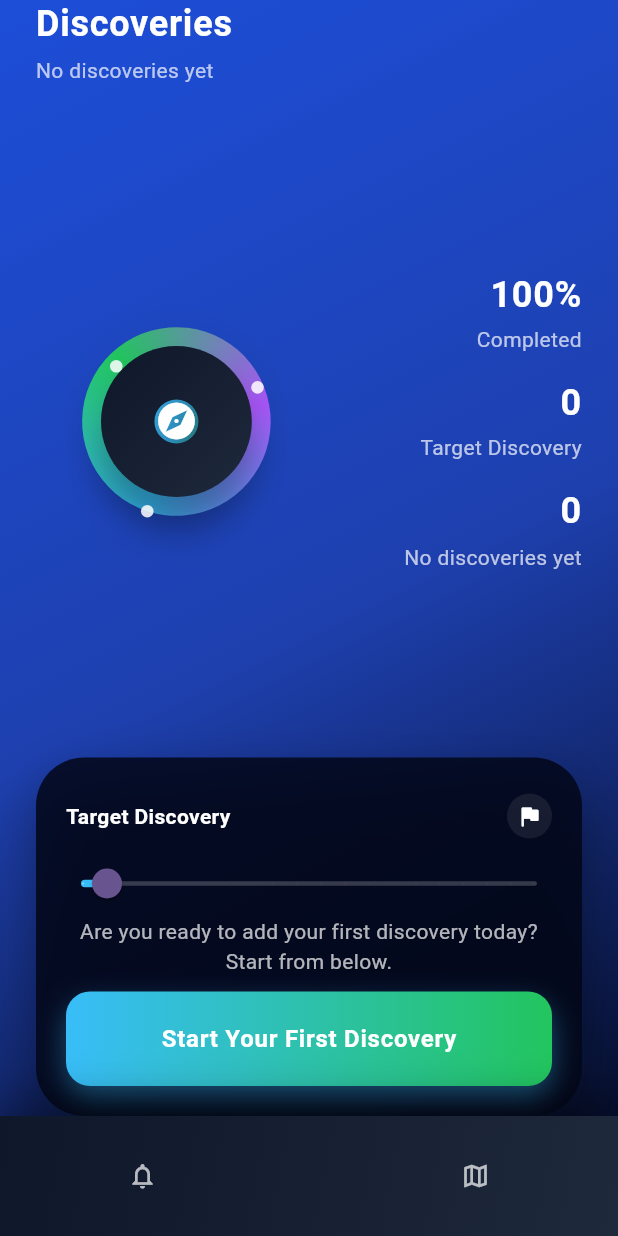
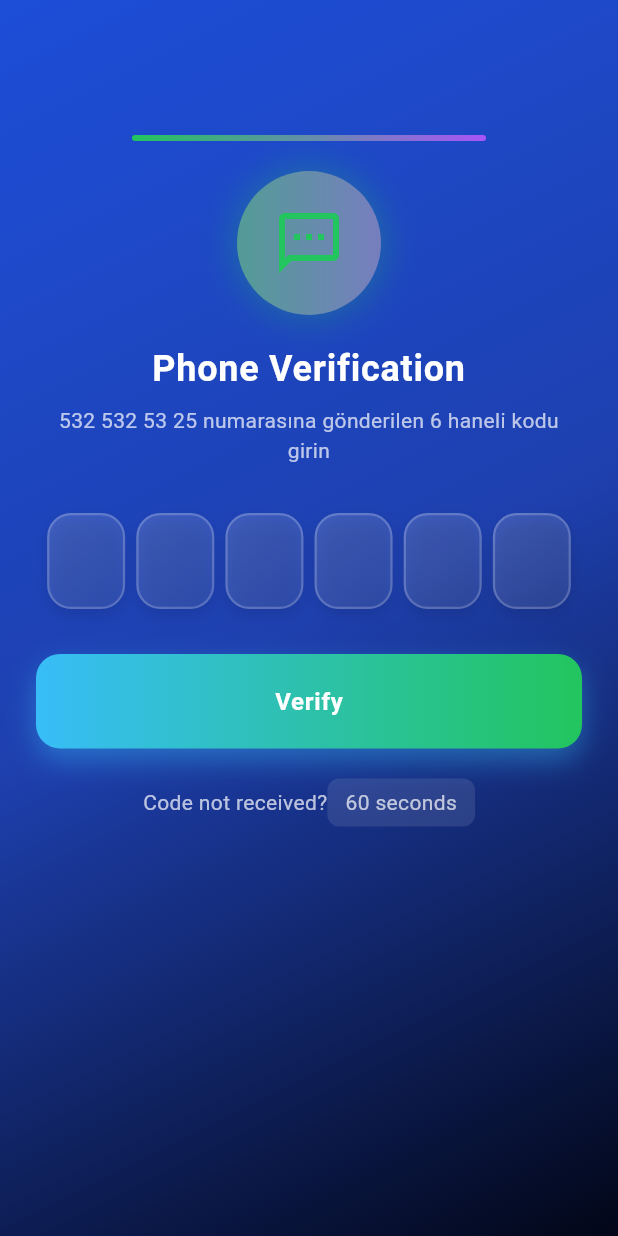
Before and after one commit to ipek-ozsasilar/Flutter_Smart_Exploration_Notes_App, a Flutter app: the screen it shows after launch, on a phone screen of 412 x 824 dp. Run offline on Flutter 3.47's test engine with Material 3 defaults, Android fonts, the phone set to English and light mode, and no system bars; our stand-ins replace envied, get_it, responsive_framework; missing offline and left inert: cubixd.

Commit message:
Add phone verification feature with UI components and logic
- Introduced `PhoneVerificationView` for SMS code verification, including input fields and verification button.
- Added `PhoneCodeInputWidget` for entering the verification code with individual input fields.
- Implemented `CodeRepeatSendRowWidget` for resending the verification code with a countdown timer.
- Created `PhoneMessageIconWidget` for a stylized icon in the verification interface.
- Updated app constants and enums to support new UI elements and styles.
- Refactored `GeneralTextButton` to accept a callback for navigation, enhancing reusability.

```diff
--- a/lib/core/constants/app_gradients.dart
+++ b/lib/core/constants/app_gradients.dart
@@ -80,4 +80,17 @@ class AppGradients {
     ],
   );
 
+  LinearGradient phoneVerificationSliderColorfulContainerGradient =
+      LinearGradient(
+        colors: <Color>[AppColors.sliderGreen, AppColors.cubixPurple],
+      );
+
+  LinearGradient phoneCodeInputContainerGradient = LinearGradient(
+    begin: Alignment.topLeft,
+    end: Alignment.bottomRight,
+    colors: <Color>[
+      Colors.white.withOpacity(0.15),
+      Colors.white.withOpacity(0.08),
+    ],
+  );
 }
--- a/lib/core/constants/app_icons.dart
+++ b/lib/core/constants/app_icons.dart
@@ -25,4 +25,5 @@ class AppIcons {
   IconData visibilityOff = Icons.visibility_off_outlined;
   IconData lockReset = Icons.lock_reset_rounded;
   IconData checkCircleOutline = Icons.check_circle_outline_rounded;
+  IconData sms = Icons.sms_outlined;
 }
--- a/lib/core/constants/app_paddings.dart
+++ b/lib/core/constants/app_paddings.dart
@@ -60,10 +60,12 @@ class AppPaddings {
     top: 20,
     bottom: 12,
   );
+  static const EdgeInsets phoneVerificationSliderColorfulContainerPadding = EdgeInsets.only(top: 90);
   static const EdgeInsets bottomNavBarPadding = EdgeInsets.symmetric(
     horizontal: 8,
     vertical: 8,
   );
   static const EdgeInsets bottomNavBarItemPadding = EdgeInsets.only(right: 40);
   static const EdgeInsets homeDiscoveriesValuesInsidePadding = EdgeInsets.only(top: 4,bottom: 16);
+  static const EdgeInsets codeRepeatRowTimeContainerPadding = EdgeInsets.symmetric(horizontal: 12, vertical: 6);
 }
--- a/lib/core/enums/app_sizes_enum.dart
+++ b/lib/core/enums/app_sizes_enum.dart
@@ -5,7 +5,9 @@ enum AppSizesEnum {
   sliderColorfulContainerHeight(4),
   splashViewCubeInnerSize(120),
   homeAnimationInnerDotSize(96),
-  homeAnimationOrbitDotSize(8);
+  homeAnimationOrbitDotSize(8),
+  phoneCodeInputContainerWidth(52),
+  phoneCodeInputContainerHeight(64);
 
   final double value;
 
@@ -41,6 +43,7 @@ enum AppSizesIcon {
 }
 
 enum AppSizesText {
+  phoneCodeInputItemFontSize(28),
   loginAndGoogleLoginButtonTextFontSize(16),
   bottomNavTextFontSize(10),
   homeDiscoveriesValuesFontSize(22);
--- a/lib/core/enums/app_strings_enum.dart
+++ b/lib/core/enums/app_strings_enum.dart
@@ -8,6 +8,9 @@ enum AppStringsEnum {
   or('Or'),
   welcomeDescription('Welcome to the Smart Exploration Notes'),
   completed('Completed'),
+  phoneVerification('Phone Verification'),
+  phoneVerificationCodeNotReceived('Code not received?'),
+  verify('Verify'),
   captureLabelRediscover(
     'Capture. Label. Rediscover.\nYour personal discovery journal on the map.',
   ),
--- a/lib/core/presentation/widgets/general_buttons.dart
+++ b/lib/core/presentation/widgets/general_buttons.dart
@@ -113,20 +113,16 @@ class GeneralTextButton extends StatelessWidget {
   const GeneralTextButton({
     super.key,
     required this.text,
-    required this.widget,
+    required this.onPressed,
   });
 
   final String text;
-  final Widget widget;
+  final VoidCallback onPressed;
 
   @override
   Widget build(BuildContext context) {
     return TextButton(
-      onPressed: () {
-        Navigator.of(context).push(
-          MaterialPageRoute<void>(builder: (BuildContext context) => widget),
-        );
-      },
+      onPressed: onPressed,
       child: Text(text, style: TextStyle(color: AppColors.sliderBlue)),
     );
   }
--- /dev/null
+++ b/lib/features/auth/presentation/pages/phone_verification_view.dart
@@ -0,0 +1,101 @@
+import 'package:flutter/material.dart';
+import 'package:smart_exploration_notes/core/presentation/widgets/gradient_background.dart';
+import 'package:smart_exploration_notes/core/presentation/widgets/slider_colorful_container.dart';
+import 'package:smart_exploration_notes/core/constants/app_gradients.dart';
+import 'package:smart_exploration_notes/core/constants/app_paddings.dart';
+import 'package:smart_exploration_notes/core/constants/app_icons.dart';
+import 'package:smart_exploration_notes/core/enums/app_strings_enum.dart';
+import 'package:smart_exploration_notes/core/enums/app_sizes_enum.dart';
+import 'package:smart_exploration_notes/core/presentation/widgets/text_widget.dart';
+import 'package:smart_exploration_notes/core/presentation/widgets/general_buttons.dart';
+import 'package:smart_exploration_notes/core/presentation/widgets/icon_widget.dart';
+import 'package:smart_exploration_notes/features/auth/presentation/widgets/phone_code_input_widget.dart';
+import 'package:smart_exploration_notes/features/auth/presentation/widgets/code_repeat_row_widget.dart';
+import 'package:smart_exploration_notes/features/auth/presentation/widgets/phone_message_icon_widget.dart';
+
+/// Telefon doğrulama ekranı (SMS kodu ile)
+class PhoneVerificationView extends StatefulWidget {
+  const PhoneVerificationView({super.key, required this.phoneNumber});
+
+  final String phoneNumber;
+
+  @override
+  State<PhoneVerificationView> createState() => _PhoneVerificationViewState();
+}
+
+class _PhoneVerificationViewState extends State<PhoneVerificationView> {
+  final GlobalKey<FormState> _formKey = GlobalKey<FormState>();
+  bool _isResending = false;
+  int _countdown = 60;
+  final bool top = false;
+  final CrossAxisAlignment crossAxisAlignment = CrossAxisAlignment.stretch;
+
+  @override
+  Widget build(BuildContext context) {
+    return Scaffold(
+      body: GradientBackground(
+        child: SafeArea(
+          top: top,
+          child: SingleChildScrollView(
+            padding: AppPaddings.loginViewGeneralPadding,
+            child: Form(
+              key: _formKey,
+              child: Column(
+                crossAxisAlignment: crossAxisAlignment,
+                children: <Widget>[
+                  // Üstte renkli çizgi
+                  Padding(
+                    padding: AppPaddings
+                        .phoneVerificationSliderColorfulContainerPadding,
+                    child: SliderColorfulContainer(
+                      gradient: AppGradients
+                          .instance
+                          .phoneVerificationSliderColorfulContainerGradient,
+                    ),
+                  ),
+
+                  // İkon container
+                  Padding(
+                    padding: AppPaddings.loginButtonInnerPadding,
+                    child: PhoneMessageIconWidget(),
+                  ),
+
+                  // Title and description
+                  HeadlineSmallText(
+                    text: AppStringsEnum.phoneVerification.value,
+                  ),
+
+                  Padding(
+                    padding: AppPaddings.createAccountDescriptionPadding,
+                    child: BodyMediumText(
+                      text:
+                          '${widget.phoneNumber} numarasına gönderilen 6 haneli kodu girin',
+                    ),
+                  ),
+
+                  // Code input
+                  PhoneCodeInputWidget(),
+
+                  // Verify button
+                  Padding(
+                    padding: AppPaddings.loginButtonPadding,
+                    child: GeneralElevatedButton(
+                      text: AppStringsEnum.verify.value,
+                      formKey: _formKey,
+                    ),
+                  ),
+
+                  // Code repeat send row
+                  CodeRepeatSendRowWidget(
+                    isResending: _isResending,
+                    countdown: _countdown,
+                  ),
+                ],
+              ),
+            ),
+          ),
+        ),
+      ),
+    );
+  }
+}
--- /dev/null
+++ b/lib/features/auth/presentation/widgets/code_repeat_row_widget.dart
@@ -0,0 +1,80 @@
+import 'package:flutter/material.dart';
+import 'package:smart_exploration_notes/core/constants/app_paddings.dart';
+import 'package:smart_exploration_notes/core/enums/app_sizes_enum.dart';
+import 'package:smart_exploration_notes/core/enums/app_strings_enum.dart';
+import 'package:smart_exploration_notes/core/presentation/widgets/text_widget.dart';
+import 'package:smart_exploration_notes/core/presentation/widgets/general_buttons.dart';
+import 'package:smart_exploration_notes/gen/colors.gen.dart';
+
+class CodeRepeatSendRowWidget extends StatefulWidget {
+  const CodeRepeatSendRowWidget({
+    super.key,
+    required this.isResending,
+    required this.countdown,
+  });
+  final bool isResending;
+  final int countdown;
+
+  @override
+  State<CodeRepeatSendRowWidget> createState() =>
+      _CodeRepeatSendRowWidgetState();
+}
+
+class _CodeRepeatSendRowWidgetState extends State<CodeRepeatSendRowWidget> {
+  late bool _isResending;
+  late int _countdown;
+
+  @override
+  void initState() {
+    super.initState();
+    _isResending = widget.isResending;
+    _countdown = widget.countdown;
+  }
+
+  @override
+  Widget build(BuildContext context) {
+    final MainAxisAlignment mainAxisAlignment = MainAxisAlignment.center;
+    return Container(
+      child: Row(
+        mainAxisAlignment: mainAxisAlignment,
+        children: <Widget>[
+          BodyMediumText(
+            text: AppStringsEnum.phoneVerificationCodeNotReceived.value,
+          ),
+          if (_countdown > 0)
+            _TimeContainerWidget(context)
+          else
+            GeneralTextButton(
+              text: AppStringsEnum.phoneVerificationCodeNotReceived.value,
+              onPressed: _isResending
+                  ? () {}
+                  : () {
+                      setState(() {
+                        _isResending = true;
+                        _countdown = 60;
+                      });
+                      Future<void>.delayed(const Duration(seconds: 2), () {
+                        setState(() {
+                          _isResending = false;
+                        });
+                      });
+                    },
+            ),
+        ],
+      ),
+    );
+  }
+
+  Container _TimeContainerWidget(BuildContext context) {
+    final Color color = Colors.white.withOpacity(0.1);
+    final FontWeight fontWeight = FontWeight.w600;
+    return Container(
+      padding: AppPaddings.codeRepeatRowTimeContainerPadding,
+      decoration: BoxDecoration(
+        color: color,
+        borderRadius: BorderRadius.circular(AppSizesRadius.chip.value),
+      ),
+      child: BodyMediumText(text: '$_countdown seconds'),
+    );
+  }
+}
--- /dev/null
+++ b/lib/features/auth/presentation/widgets/phone_code_input_widget.dart
@@ -0,0 +1,121 @@
+import 'package:flutter/material.dart';
+import 'package:flutter/services.dart';
+import 'package:smart_exploration_notes/core/constants/app_gradients.dart';
+import 'package:smart_exploration_notes/core/enums/app_sizes_enum.dart';
+import 'package:smart_exploration_notes/gen/colors.gen.dart';
+
+class PhoneCodeInputWidget extends StatelessWidget {
+  PhoneCodeInputWidget({super.key});
+  final Color borderColor = AppColors.white.withOpacity(0.2);
+  final double borderWidth = 1.5;
+
+  @override
+  Widget build(BuildContext context) {
+    return Row(
+      mainAxisAlignment: MainAxisAlignment.spaceEvenly,
+      children: List.generate(
+        6,
+        (index) => Container(
+          width: AppSizesEnum.phoneCodeInputContainerWidth.value,
+          height: AppSizesEnum.phoneCodeInputContainerHeight.value,
+          decoration: BoxDecoration(
+            borderRadius: BorderRadius.circular(AppSizesRadius.button.value),
+            gradient: AppGradients.instance.phoneCodeInputContainerGradient,
+            border: Border.all(color: borderColor, width: borderWidth),
+            boxShadow: <BoxShadow>[_boxDecoration()],
+          ),
+          child: PhoneCodeInputItemWidget(index: index),
+        ),
+      ),
+    );
+  }
+
+  BoxShadow _boxDecoration() {
+    final Color color = AppColors.black.withOpacity(0.1);
+    final double blurRadius = 8;
+    final Offset offset = const Offset(0, 4);
+    return BoxShadow(color: color, blurRadius: blurRadius, offset: offset);
+  }
+}
+
+class PhoneCodeInputItemWidget extends StatefulWidget {
+  const PhoneCodeInputItemWidget({super.key, required this.index});
+  final int index;
+
+  @override
+  State<PhoneCodeInputItemWidget> createState() =>
+      _PhoneCodeInputItemWidgetState();
+}
+
+class _PhoneCodeInputItemWidgetState extends State<PhoneCodeInputItemWidget> {
+  final List<TextEditingController> _codeControllers = List.generate(
+    6,
+    (_) => TextEditingController(),
+  );
+  final List<FocusNode> _focusNodes = List.generate(6, (_) => FocusNode());
+  final TextAlign textAlign = TextAlign.center;
+  final TextInputType keyboardType = TextInputType.number;
+  final int maxLength = 1;
+  final double letterSpacing = 2;
+  @override
+  void initState() {
+    super.initState();
+    for (final controller in _codeControllers) {
+      controller.addListener(() {
+        if (controller.text.length == 1) {
+          _focusNodes[controller.text.length - 1].requestFocus();
+        }
+      });
+    }
+  }
+
+  @override
+  void dispose() {
+    for (final controller in _codeControllers) {
+      controller.dispose();
+    }
+    for (final node in _focusNodes) {
+      node.dispose();
+    }
+    super.dispose();
+  }
+
+  @override
+  Widget build(BuildContext context) {
+    return TextFormField(
+      controller: _codeControllers[widget.index],
+      focusNode: _focusNodes[widget.index],
+      textAlign: textAlign,
+      keyboardType: keyboardType,
+      maxLength: maxLength,
+      style: TextStyle(
+        color: AppColors.white,
+        fontSize: AppSizesText.phoneCodeInputItemFontSize.value,
+        fontWeight: FontWeight.w700,
+        letterSpacing: letterSpacing.toDouble(),
+      ),
+      decoration: _inputDecoration(),
+      onChanged: (String value) => _onCodeChanged(widget.index, value),
+    );
+  }
+
+  void _onCodeChanged(int index, String value) {
+    if (value.length == 1 && index < 5) {
+      _focusNodes[index + 1].requestFocus();
+    } else if (value.isEmpty && index > 0) {
+      _focusNodes[index - 1].requestFocus();
+    }
+  }
+
+  InputDecoration _inputDecoration() {
+    final double width = 2.5;
+    return InputDecoration(
+      counterText: '',
+      border: InputBorder.none,
+      focusedBorder: OutlineInputBorder(
+        borderRadius: BorderRadius.circular(AppSizesRadius.button.value),
+        borderSide: BorderSide(color: AppColors.sliderGreen, width: width),
+      ),
+    );
+  }
+}
--- /dev/null
+++ b/lib/features/auth/presentation/widgets/phone_message_icon_widget.dart
@@ -0,0 +1,41 @@
+import 'package:flutter/material.dart';
+import 'package:smart_exploration_notes/core/constants/app_gradients.dart';
+import 'package:smart_exploration_notes/core/constants/app_paddings.dart';
+import 'package:smart_exploration_notes/core/constants/app_icons.dart';
+import 'package:smart_exploration_notes/core/enums/app_sizes_enum.dart';
+import 'package:smart_exploration_notes/core/presentation/widgets/icon_widget.dart';
+import 'package:smart_exploration_notes/gen/colors.gen.dart';
+
+class PhoneMessageIconWidget extends StatelessWidget {
+  const PhoneMessageIconWidget({super.key});
+
+  @override
+  Widget build(BuildContext context) {
+    return Container(
+      padding: AppPaddings.loginDoorIconInnerPadding,
+      decoration: BoxDecoration(
+        shape: BoxShape.circle,
+        gradient: AppGradients
+            .instance
+            .phoneVerificationSliderColorfulContainerGradient,
+        boxShadow: <BoxShadow>[_boxDecorationMethod()],
+      ),
+      child: IconWidget(
+        icon: AppIcons.instance.sms,
+        size: AppSizesIcon.loginDoorIconSize.value,
+        color: AppColors.sliderGreen,
+      ),
+    );
+  }
+
+  BoxShadow _boxDecorationMethod() {
+    final Color color = AppColors.sliderGreen.withOpacity(0.3);
+    final double blurRadius = 20;
+    final double spreadRadius = 2;
+    return BoxShadow(
+      color: color,
+      blurRadius: blurRadius,
+      spreadRadius: spreadRadius,
+    );
+  }
+}
--- a/lib/main.dart
+++ b/lib/main.dart
@@ -9,6 +9,7 @@ import 'features/discoveries/presentation/pages/splash_view.dart';
 import 'features/auth/presentation/pages/login_view.dart';
 import 'features/auth/presentation/pages/phone_verification_view.dart';
 import 'features/discoveries/presentation/pages/discoveries_list_view.dart';
+import 'features/auth/presentation/pages/phone_verification_view.dart';
 Future<void> main() async {
   WidgetsFlutterBinding.ensureInitialized();
   await setupServiceLocator();
@@ -50,7 +51,7 @@ class MyApp extends StatelessWidget {
           ],
         );
       },
-      home: const HomeView(),
+      home: const PhoneVerificationView(phoneNumber: '532 532 53 25'),
     );
   }
 }
```
Lines whose indentation alone changed are shown as unchanged.
